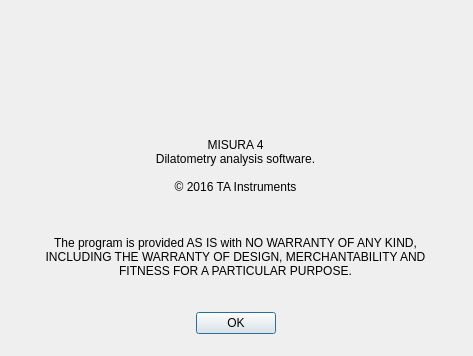
The window that misura/client/ui/about_misura.ui (tainstr/misura.client) describes before a commit, drawn with Qt 5; both pictures show x 0 to 473 and y 183 to 539 of the 473 by 539 pixel window.
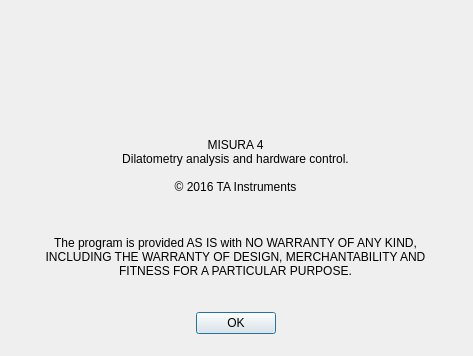
The same window after the commit.

The edit to the form file:
```diff
--- a/misura/client/ui/about_misura.ui
+++ b/misura/client/ui/about_misura.ui
@@ -62,7 +62,7 @@
    </property>
    <property name="text">
     <string>MISURA 4
-Dilatometry analysis software.
+Dilatometry analysis and hardware control.
 
 © 2016 TA Instruments
 
```
